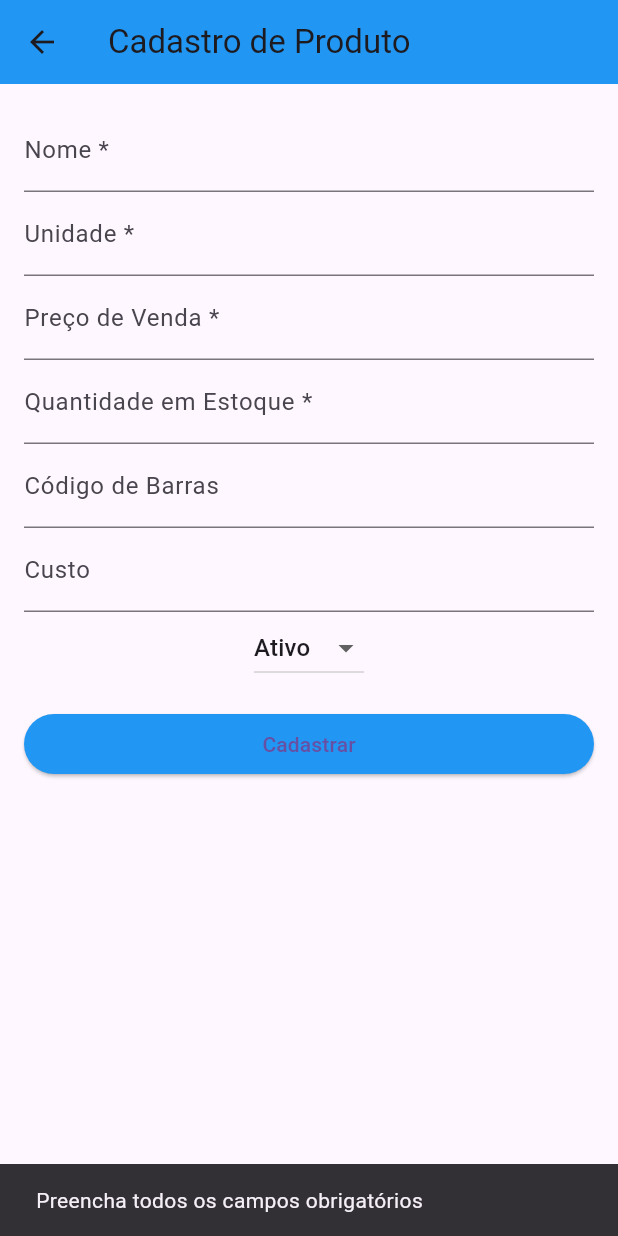
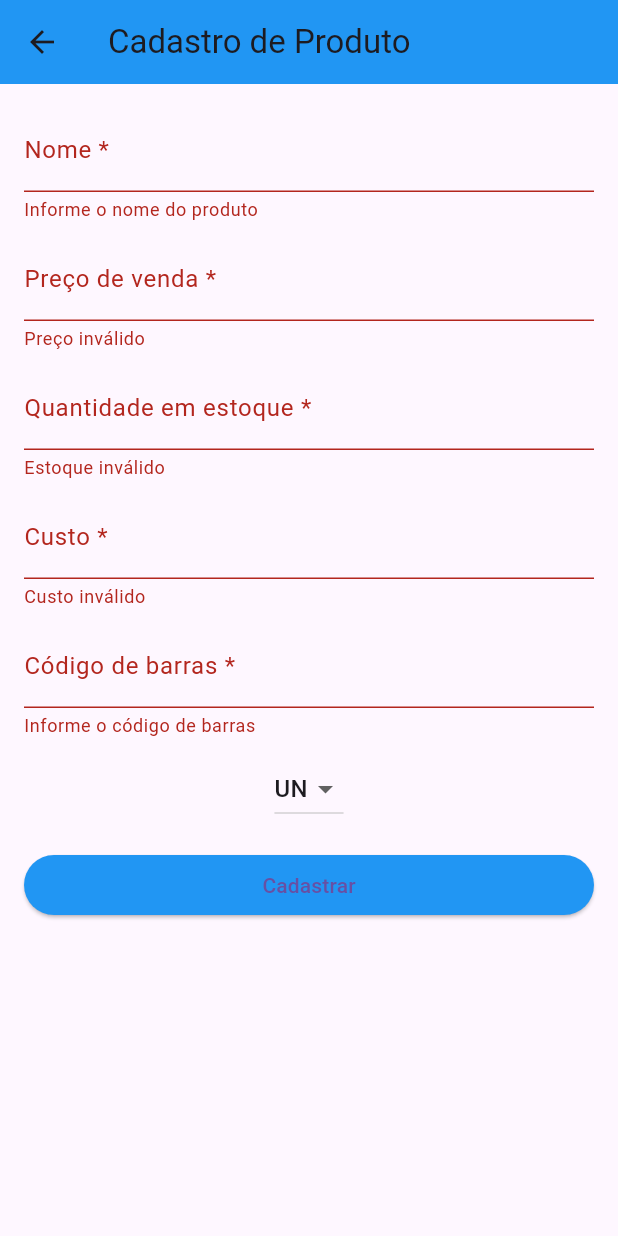
Before and after one commit to NataDias04/AppVendas, a Flutter app: the TelaProduto screen opened by its route, after a tap on "Cadastrar", on a phone screen of 412 x 824 dp. Run offline on Flutter 3.47's test engine with Material 3 defaults, Android fonts, the phone set to English and light mode, and no system bars; accounts and stored records are empty.

```diff
--- a/lib/modelos/usuario.dart
+++ b/lib/modelos/usuario.dart
@@ -1,28 +1,22 @@
 class Usuario {
-  int id;
-  String nome;
-  String email;
-  String senha;
-  String telefone;
-  String perfil;  // Usando String
+  final int id;
+  final String nome;
+  final String senha;
+  final String perfil;
 
   Usuario({
     required this.id,
     required this.nome,
-    required this.email,
     required this.senha,
-    required this.telefone,
-    required this.perfil,  // Usando String para perfil
+    required this.perfil,
   });
 
   factory Usuario.fromJson(Map<String, dynamic> json) {
     return Usuario(
       id: json['id'],
       nome: json['nome'],
-      email: json['email'],
       senha: json['senha'],
-      telefone: json['telefone'],
-      perfil: json['perfil'],  // Deve ser String
+      perfil: json['perfil'],
     );
   }
 
@@ -30,10 +24,8 @@ class Usuario {
     return {
       'id': id,
       'nome': nome,
-      'email': email,
       'senha': senha,
-      'telefone': telefone,
-      'perfil': perfil,  // Deve ser String
+      'perfil': perfil,
     };
   }
 }
--- a/lib/telas/produto/tela_produto.dart
+++ b/lib/telas/produto/tela_produto.dart
@@ -12,54 +12,71 @@ class TelaProduto extends StatefulWidget {
 class _TelaProdutoState extends State<TelaProduto> {
   final ProdutoController _controller = ProdutoController();
   final TextEditingController _nomeController = TextEditingController();
-  final TextEditingController _unidadeController = TextEditingController();
-  final TextEditingController _precoVendaController = TextEditingController();
-  final TextEditingController _qtdEstoqueController = TextEditingController();
+  final TextEditingController _precoController = TextEditingController();
+  final TextEditingController _estoqueController = TextEditingController();
+  final TextEditingController _custoController = TextEditingController();
   final TextEditingController _codigoBarrasController = TextEditingController();
-  final TextEditingController _custoController = TextEditingController();
-  int _statusSelecionado = 1;
 
+  String? _erroNome;
+  String? _erroPreco;
+  String? _erroEstoque;
+  String? _erroCusto;
+  String? _erroCodigoBarras;
+
+  String _unidadeSelecionada = 'UN'; // unidade padrão
   Produto? _produtoEmEdicao;
   bool _modoEdicao = false;
 
+  @override
+  void initState() {
+    super.initState();
+    _controller.carregarProdutos().then((_) => setState(() {}));
+  }
+
   void _limparCampos() {
     _nomeController.clear();
-    _unidadeController.clear();
-    _precoVendaController.clear();
-    _qtdEstoqueController.clear();
+    _precoController.clear();
+    _estoqueController.clear();
+    _custoController.clear();
     _codigoBarrasController.clear();
-    _custoController.clear();
-    _statusSelecionado = 1;
+    _unidadeSelecionada = 'UN';
     _produtoEmEdicao = null;
     _modoEdicao = false;
+
+    _erroNome = null;
+    _erroPreco = null;
+    _erroEstoque = null;
+    _erroCusto = null;
+    _erroCodigoBarras = null;
+  }
+
+  bool _validarCampos() {
+    bool valido = true;
+
+    setState(() {
+      _erroNome = _nomeController.text.isEmpty ? 'Informe o nome do produto' : null;
+      _erroPreco = double.tryParse(_precoController.text) == null ? 'Preço inválido' : null;
+      _erroEstoque = int.tryParse(_estoqueController.text) == null ? 'Estoque inválido' : null;
+      _erroCusto = double.tryParse(_custoController.text) == null ? 'Custo inválido' : null;
+      _erroCodigoBarras = _codigoBarrasController.text.isEmpty ? 'Informe o código de barras' : null;
+
+      valido = [_erroNome, _erroPreco, _erroEstoque, _erroCusto, _erroCodigoBarras].every((e) => e == null);
+    });
+
+    return valido;
   }
 
   void _salvarProduto() async {
-    if (_nomeController.text.isEmpty ||
-        _unidadeController.text.isEmpty ||
-        _precoVendaController.text.isEmpty ||
-        _qtdEstoqueController.text.isEmpty) {
-      ScaffoldMessenger.of(context).showSnackBar(
-        SnackBar(content: Text('Preencha todos os campos obrigatórios')),
-      );
-      return;
-    }
-    final unidadesPermitidas = ['un', 'cx', 'kg', 'lt', 'ml'];
-    if (!unidadesPermitidas.contains(_unidadeController.text.toLowerCase())) {
-      ScaffoldMessenger.of(context).showSnackBar(
-        SnackBar(content: Text('Unidade inválida! Use apenas: un, cx, kg, lt, ml')),
-      );
-      return;
-    }
+    if (!_validarCampos()) return;
 
     final produto = Produto(
       id: _produtoEmEdicao?.id ?? DateTime.now().millisecondsSinceEpoch,
       nome: _nomeController.text,
-      unidade: _unidadeController.text,
-      precoVenda: double.tryParse(_precoVendaController.text) ?? 0.0,
-      qtdEstoque: int.tryParse(_qtdEstoqueController.text) ?? 0,
-      custo: double.tryParse(_custoController.text) ?? 0.0,
-      status: _statusSelecionado,
+      unidade: _unidadeSelecionada,
+      qtdEstoque: int.parse(_estoqueController.text),
+      precoVenda: double.parse(_precoController.text),
+      status: 1,
+      custo: double.parse(_custoController.text),
       codigoBarras: _codigoBarrasController.text,
     );
 
@@ -73,10 +90,21 @@ class _TelaProdutoState extends State<TelaProduto> {
     setState(() {});
   }
 
-  @override
-  void initState() {
-    super.initState();
-    _controller.carregarProdutos().then((_) => setState(() {}));
+  Widget _campoTexto(TextEditingController controller, String label, String? erro, {bool isNumber = false}) {
+    return Column(
+      crossAxisAlignment: CrossAxisAlignment.start,
+      children: [
+        TextField(
+          controller: controller,
+          keyboardType: isNumber ? TextInputType.number : TextInputType.text,
+          decoration: InputDecoration(
+            labelText: label,
+            errorText: erro,
+          ),
+        ),
+        const SizedBox(height: 10),
+      ],
+    );
   }
 
   @override
@@ -90,37 +118,39 @@ class _TelaProdutoState extends State<TelaProduto> {
         padding: const EdgeInsets.all(16),
         child: Column(
           children: [
-            _campoTexto(_nomeController, 'Nome *'),
-            _campoTexto(_unidadeController, 'Unidade *'),
-            _campoTexto(_precoVendaController, 'Preço de Venda *', isNumber: true),
-            _campoTexto(_qtdEstoqueController, 'Quantidade em Estoque *', isNumber: true),
-            _campoTexto(_codigoBarrasController, 'Código de Barras'),
-            _campoTexto(_custoController, 'Custo', isNumber: true),
-            DropdownButton<int>(
-              value: _statusSelecionado,
-              items: const [
-                DropdownMenuItem(value: 1, child: Text('Ativo')),
-                DropdownMenuItem(value: 0, child: Text('Inativo')),
-              ],
-              onChanged: (valor) {
+            _campoTexto(_nomeController, 'Nome *', _erroNome),
+            _campoTexto(_precoController, 'Preço de venda *', _erroPreco, isNumber: true),
+            _campoTexto(_estoqueController, 'Quantidade em estoque *', _erroEstoque, isNumber: true),
+            _campoTexto(_custoController, 'Custo *', _erroCusto, isNumber: true),
+            _campoTexto(_codigoBarrasController, 'Código de barras *', _erroCodigoBarras),
+
+            DropdownButton<String>(
+              value: _unidadeSelecionada,
+              onChanged: (String? nova) {
                 setState(() {
-                  _statusSelecionado = valor ?? 1;
+                  _unidadeSelecionada = nova!;
                 });
               },
+              items: ['UN', 'KG', 'L', 'M'].map((String unidade) {
+                return DropdownMenuItem<String>(
+                  value: unidade,
+                  child: Text(unidade),
+                );
+              }).toList(),
             ),
+
             const SizedBox(height: 16),
             Row(
               children: [
                 Expanded(
                   child: ElevatedButton(
                     onPressed: _salvarProduto,
-                    style: ElevatedButton.styleFrom(
-                      backgroundColor: Colors.blue,
-                    ),
+                    style: ElevatedButton.styleFrom(backgroundColor: Colors.blue),
                     child: Text(_modoEdicao ? 'Salvar Alterações' : 'Cadastrar'),
                   ),
                 ),
-                if (_modoEdicao) const SizedBox(width: 10),
+                if (_modoEdicao)
+                  const SizedBox(width: 10),
                 if (_modoEdicao)
                   ElevatedButton(
                     onPressed: () {
@@ -141,7 +171,7 @@ class _TelaProdutoState extends State<TelaProduto> {
                   return Card(
                     child: ListTile(
                       title: Text(produto.nome),
-                      subtitle: Text('Preço: R\$${produto.precoVenda.toStringAsFixed(2)} | Estoque: ${produto.qtdEstoque}'),
+                      subtitle: Text('R\$ ${produto.precoVenda.toStringAsFixed(2)} - ${produto.unidade}'),
                       trailing: Row(
                         mainAxisSize: MainAxisSize.min,
                         children: [
@@ -152,12 +182,11 @@ class _TelaProdutoState extends State<TelaProduto> {
                                 _produtoEmEdicao = produto;
                                 _modoEdicao = true;
                                 _nomeController.text = produto.nome;
-                                _unidadeController.text = produto.unidade;
-                                _precoVendaController.text = produto.precoVenda.toString();
-                                _qtdEstoqueController.text = produto.qtdEstoque.toString();
+                                _precoController.text = produto.precoVenda.toString();
+                                _estoqueController.text = produto.qtdEstoque.toString();
+                                _custoController.text = produto.custo.toString();
                                 _codigoBarrasController.text = produto.codigoBarras;
-                                _custoController.text = produto.custo.toString();
-                                _statusSelecionado = produto.status;
+                                _unidadeSelecionada = produto.unidade;
                               });
                             },
                           ),
@@ -180,12 +209,4 @@ class _TelaProdutoState extends State<TelaProduto> {
       ),
     );
   }
-
-  Widget _campoTexto(TextEditingController controller, String label, {bool isNumber = false}) {
-    return TextField(
-      controller: controller,
-      decoration: InputDecoration(labelText: label),
-      keyboardType: isNumber ? TextInputType.number : TextInputType.text,
-    );
-  }
 }
```
Also changed, not shown: lib/modelos/cliente.dart (+59 -0 lines), lib/telas/home/tela_home.dart (+18 -12 lines), lib/telas/login/login_controller.dart (+11 -4 lines), lib/telas/usuario/tela_usuario.dart (+50 -45 lines), flutter_01.png (added).
